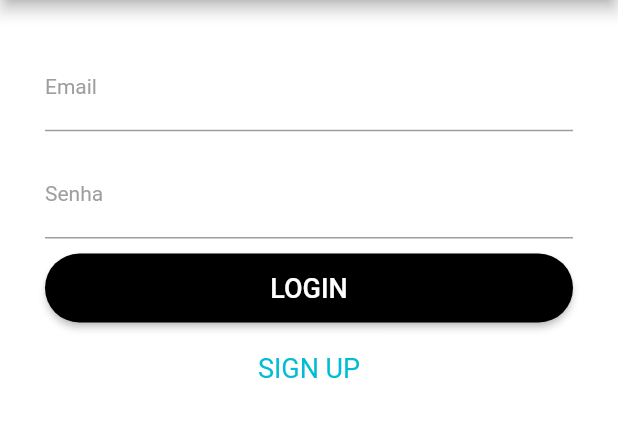
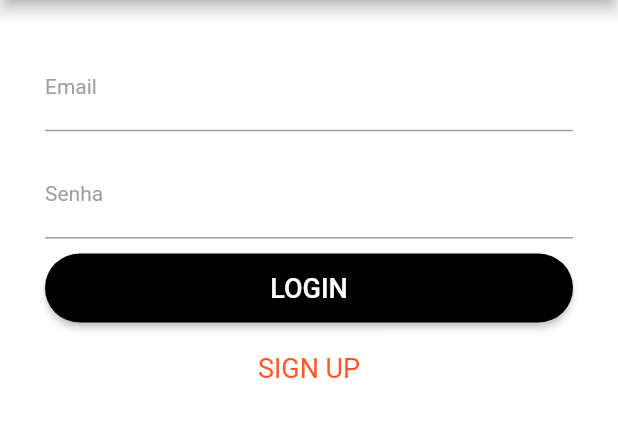
Before and after one commit to brenolpl/EcommerceApp, a Flutter app: the screen it shows after launch, on a phone screen of 412 x 824 dp, the part 84-521 px from its top. Run offline on Flutter 3.47's test engine with Material 2 defaults, Android fonts, the phone set to English and light mode, and no system bars; our stand-ins replace cloud_firestore, email_validator, firebase_auth, firebase_core, fluttertoast, mask_text_input_formatter; missing offline and left inert: cpf_cnpj_validator; accounts and stored records are empty.

```diff
--- a/lib/telas/widgets/login.dart
+++ b/lib/telas/widgets/login.dart
@@ -90,7 +90,7 @@ class _LoginState extends State<Login> {
                     textAlign: TextAlign.center,
                     style: TextStyle(
                       fontSize: 18,
-                      color: Colors.cyan,
+                      color: Colors.deepOrange,
                     )
                   ),
                 ),
--- a/pubspec.yaml
+++ b/pubspec.yaml
@@ -41,6 +41,7 @@ dependencies:
   email_validator: '^1.0.6'
   mask_text_input_formatter: ^2.0.0
   cpf_cnpj_validator: ^2.0.0
+  flutter_launcher_icons: ^0.9.2
   intl:
 
 dev_dependencies:
@@ -70,6 +71,10 @@ flutter:
     - assets/images/
     - assets/images/products/books/
     - assets/images/products/produtonovo/
+flutter_icons:
+  android: "launcher_icon"
+  ios: false
+  image_path: "assets/icon/fav-icon.png"
   #   - images/a_dot_burr.jpeg
   #   - images/a_dot_ham.jpeg
 
```
Also changed, not shown: pubspec.lock, 6 other files.
